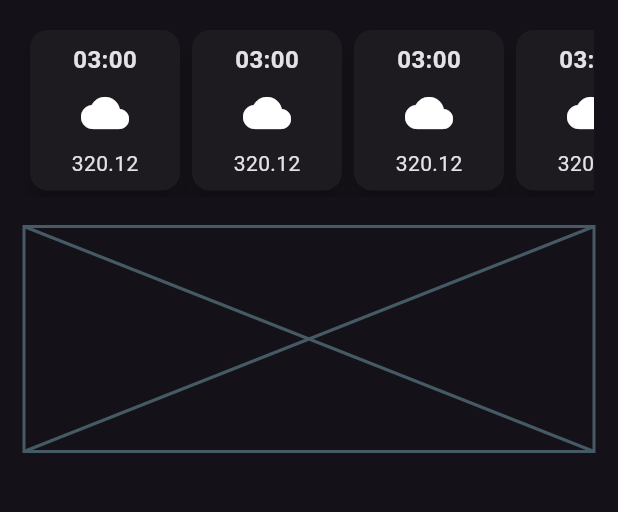
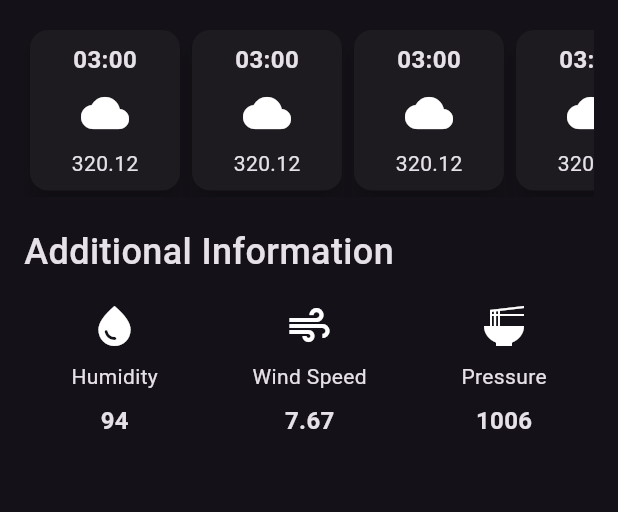
Before and after one commit to Pro-Phoenix09/WeatherApp, a Flutter app: the screen it shows after launch, on a phone screen of 412 x 824 dp, the part 501-1013 px from its top. Run offline on Flutter 3.47's test engine with Material 3 defaults, Android fonts, the phone set to English and light mode, and no system bars.

Commit message:
ui done almost

```diff
--- /dev/null
+++ b/weather_app/lib/additional_info_widget.dart
@@ -0,0 +1,33 @@
+import 'package:flutter/material.dart';
+
+class AdditionalInfoWidget extends StatelessWidget {
+  final IconData icon;
+  final String label;
+  final String value;
+
+  const AdditionalInfoWidget({
+    super.key,
+    required this.icon,
+    required this.label,
+    required this.value,
+  });
+
+  @override
+  Widget build(BuildContext context) {
+    return Column(
+      children: [
+        Icon(icon, size: 32),
+        SizedBox(height: 8),
+        Text(label),
+        SizedBox(height: 8),
+        Text(
+          value,
+          style: TextStyle(
+            fontWeight: FontWeight.bold,
+            fontSize: 16,
+          ),
+        ),
+      ],
+    );
+  }
+}
--- /dev/null
+++ b/weather_app/lib/hourly_forecast_item.dart
@@ -0,0 +1,34 @@
+import 'package:flutter/material.dart';
+
+class HourlyForecastItem extends StatelessWidget {
+  const HourlyForecastItem({super.key});
+
+  @override
+  Widget build(BuildContext context) {
+    return Card(
+      elevation: 6,
+      // shape: RoundedRectangleBorder(borderRadius: BorderRadius.circular(12)),
+      child: Container(
+        width: 100,
+        padding: EdgeInsets.all(8.0),
+        decoration: BoxDecoration(borderRadius: BorderRadius.circular(12)),
+        child: const Column(
+          children: [
+            Text(
+              '03:00',
+              style: TextStyle(fontSize: 16, fontWeight: FontWeight.bold),
+            ),
+
+            SizedBox(height: 8),
+
+            Icon(Icons.cloud, size: 32),
+
+            SizedBox(height: 8),
+
+            Text('320.12'),
+          ],
+        ),
+      ),
+    );
+  }
+}
--- a/weather_app/lib/weather_screen.dart
+++ b/weather_app/lib/weather_screen.dart
@@ -1,6 +1,8 @@
 import 'dart:ui';
 
 import 'package:flutter/material.dart';
+import 'package:weather_app/additional_info_widget.dart';
+import 'package:weather_app/hourly_forecast_item.dart';
 
 class WeatherScreen extends StatelessWidget {
   const WeatherScreen({super.key});
@@ -12,14 +14,9 @@ class WeatherScreen extends StatelessWidget {
         centerTitle: true,
         title: Text(
           'Weather App',
-          style: TextStyle(
-            fontWeight: FontWeight.w600,
-            fontSize: 24,
-          ),
+          style: TextStyle(fontWeight: FontWeight.w600, fontSize: 24),
         ),
-        actions: [
-          IconButton(onPressed: () {}, icon: Icon(Icons.refresh)),
-        ],
+        actions: [IconButton(onPressed: () {}, icon: Icon(Icons.refresh))],
       ),
 
       body: Padding(
@@ -33,7 +30,7 @@ class WeatherScreen extends StatelessWidget {
               child: Card(
                 elevation: 10,
                 shape: RoundedRectangleBorder(
-                  borderRadius: BorderRadius.circular(16)
+                  borderRadius: BorderRadius.circular(16),
                 ),
                 child: ClipRRect(
                   borderRadius: BorderRadius.circular(16),
@@ -51,13 +48,13 @@ class WeatherScreen extends StatelessWidget {
                             ),
                           ),
 
-                          SizedBox(height: 16,),
+                          SizedBox(height: 16),
 
-                          Icon(Icons.cloud, size: 64,),
+                          Icon(Icons.cloud, size: 64),
 
-                          SizedBox(height: 16,),
+                          SizedBox(height: 16),
 
-                          Text('Rain', style: TextStyle(fontSize: 18),)
+                          Text('Rain', style: TextStyle(fontSize: 18)),
                         ],
                       ),
                     ),
@@ -70,15 +67,12 @@ class WeatherScreen extends StatelessWidget {
 
             Text(
               'Weather Forecast',
-              style: TextStyle(
-                fontSize: 24,
-                fontWeight: FontWeight.w500,
-              ),
+              style: TextStyle(fontSize: 24, fontWeight: FontWeight.w500),
             ),
 
             const SizedBox(height: 16),
             // weather forecast cards
-            SingleChildScrollView(
+            const SingleChildScrollView(
               scrollDirection: Axis.horizontal,
               child: Row(
                 children: [
@@ -93,9 +87,32 @@ class WeatherScreen extends StatelessWidget {
 
             const SizedBox(height: 20),
 
-            // additional info cards
-            const Placeholder(
-              fallbackHeight: 150,
+            Text(
+              'Additional Information',
+              style: TextStyle(fontSize: 24, fontWeight: FontWeight.w500),
+            ),
+
+            SizedBox(height: 16),
+
+            Row(
+              mainAxisAlignment: MainAxisAlignment.spaceAround,
+              children: [
+                AdditionalInfoWidget(
+                  icon: Icons.water_drop,
+                  label: 'Humidity',
+                  value: '94',
+                ),
+                AdditionalInfoWidget(
+                  icon: Icons.air,
+                  label: 'Wind Speed',
+                  value: '7.67',
+                ),
+                AdditionalInfoWidget(
+                  icon: Icons.ramen_dining,
+                  label: 'Pressure',
+                  value: '1006',
+                ),
+              ],
             ),
           ],
         ),
@@ -103,44 +120,3 @@ class WeatherScreen extends StatelessWidget {
     );
   }
 }
-
-
-class HourlyForecastItem extends StatelessWidget {
-  const HourlyForecastItem({super.key});
-
-  @override
-  Widget build(BuildContext context) {
-    return Card(
-      elevation: 6,
-      // shape: RoundedRectangleBorder(borderRadius: BorderRadius.circular(12)),
-      child: Container(
-        width: 100,
-        padding: EdgeInsets.all(8.0),
-        decoration: BoxDecoration(
-          borderRadius: BorderRadius.circular(12),
-        ),
-        child: const Column(
-          children: [
-            Text(
-              '03:00',
-              style: TextStyle(
-                fontSize: 16,
-                fontWeight: FontWeight.bold
-              ),
-            ),
-
-            SizedBox(height: 8),
-
-            Icon(Icons.cloud, size: 32,),
-
-            SizedBox(height: 8),
-
-            Text(
-              '320.12'
-            ),
-          ],
-        ),
-      ),
-    );
-  }
-}
```
